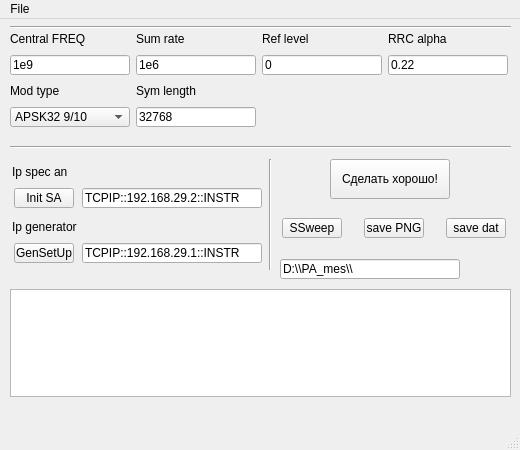
The window that design.ui (DSTHub/PA-DPD-testbench) describes before a commit, drawn with Qt 5.
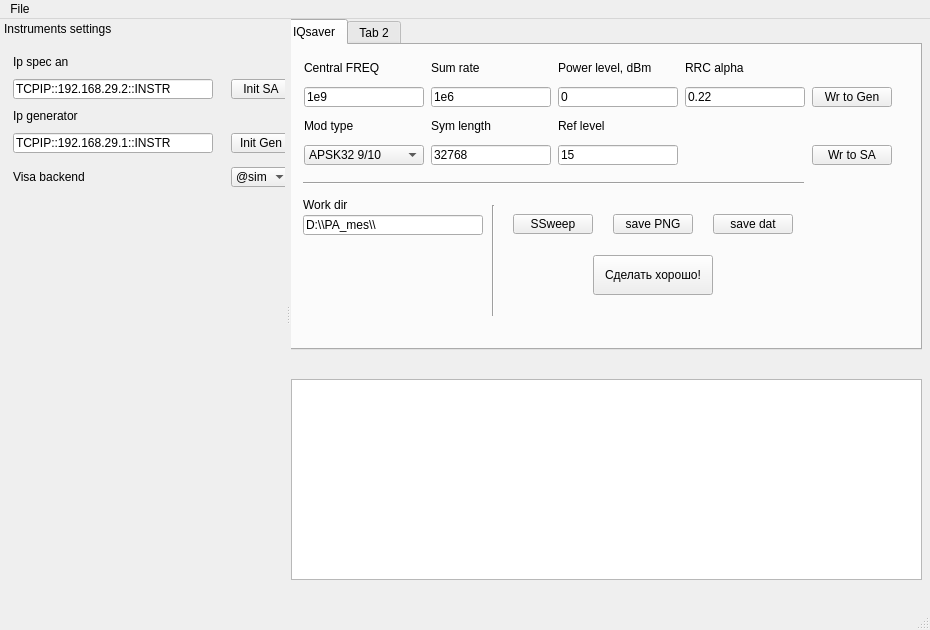
The same window after the commit.

Commit message:
New UI design, new connection logic
To do: console's control

What changed in the file:
```diff
--- a/design.ui
+++ b/design.ui
@@ -9,8 +9,8 @@
    <rect>
     <x>0</x>
     <y>0</y>
-    <width>520</width>
-    <height>450</height>
+    <width>930</width>
+    <height>630</height>
    </rect>
   </property>
   <property name="sizePolicy">
@@ -21,14 +21,8 @@
   </property>
   <property name="minimumSize">
    <size>
-    <width>520</width>
-    <height>450</height>
-   </size>
-  </property>
-  <property name="maximumSize">
-   <size>
-    <width>720</width>
-    <height>500</height>
+    <width>930</width>
+    <height>630</height>
    </size>
   </property>
   <property name="font">
@@ -43,607 +37,567 @@
    <string>PowerAmplifierTester</string>
   </property>
   <widget class="QWidget" name="centralwidget">
-   <widget class="QPlainTextEdit" name="plainTextEdit">
+   <widget class="QTabWidget" name="tabWidget">
     <property name="geometry">
      <rect>
-      <x>10</x>
-      <y>270</y>
-      <width>501</width>
-      <height>108</height>
-     </rect>
-    </property>
-   </widget>
-   <widget class="QWidget" name="layoutWidget">
-    <property name="geometry">
-     <rect>
-      <x>280</x>
-      <y>190</y>
-      <width>231</width>
-      <height>39</height>
-     </rect>
-    </property>
-    <layout class="QHBoxLayout" name="horizontalLayout_3">
-     <property name="spacing">
-      <number>20</number>
-     </property>
-     <property name="bottomMargin">
-      <number>0</number>
-     </property>
-     <item>
-      <widget class="QPushButton" name="ssweep_pushButton">
-       <property name="minimumSize">
-        <size>
-         <width>60</width>
-         <height>20</height>
-        </size>
-       </property>
-       <property name="maximumSize">
-        <size>
-         <width>60</width>
-         <height>20</height>
-        </size>
-       </property>
-       <property name="text">
-        <string>SSweep</string>
-       </property>
-      </widget>
-     </item>
-     <item>
-      <widget class="QPushButton" name="spng_pushButton">
-       <property name="minimumSize">
-        <size>
-         <width>60</width>
-         <height>20</height>
-        </size>
-       </property>
-       <property name="maximumSize">
-        <size>
-         <width>60</width>
-         <height>20</height>
-        </size>
-       </property>
-       <property name="text">
-        <string>save PNG</string>
-       </property>
-      </widget>
-     </item>
-     <item>
-      <widget class="QPushButton" name="sdat_pushButton">
-       <property name="minimumSize">
-        <size>
-         <width>60</width>
-         <height>20</height>
-        </size>
-       </property>
-       <property name="maximumSize">
-        <size>
-         <width>60</width>
-         <height>20</height>
-        </size>
-       </property>
-       <property name="text">
-        <string>save dat</string>
-       </property>
-      </widget>
-     </item>
-    </layout>
-   </widget>
-   <widget class="QLineEdit" name="saveDir_lineEdit">
-    <property name="geometry">
-     <rect>
-      <x>280</x>
-      <y>240</y>
-      <width>180</width>
-      <height>20</height>
-     </rect>
-    </property>
-    <property name="minimumSize">
-     <size>
-      <width>180</width>
-      <height>20</height>
-     </size>
-    </property>
-    <property name="maximumSize">
-     <size>
-      <width>180</width>
-      <height>20</height>
-     </size>
-    </property>
-    <property name="text">
-     <string>D:\\PA_mes\\</string>
-    </property>
-   </widget>
-   <widget class="QPushButton" name="alltest_pushButton">
-    <property name="geometry">
-     <rect>
-      <x>330</x>
-      <y>140</y>
-      <width>120</width>
-      <height>40</height>
-     </rect>
-    </property>
-    <property name="minimumSize">
-     <size>
-      <width>120</width>
-      <height>40</height>
-     </size>
-    </property>
-    <property name="maximumSize">
-     <size>
-      <width>120</width>
-      <height>40</height>
-     </size>
-    </property>
-    <property name="text">
-     <string>Сделать хорошо!</string>
-    </property>
-   </widget>
-   <widget class="QWidget" name="layoutWidget">
-    <property name="geometry">
-     <rect>
-      <x>12</x>
-      <y>140</y>
-      <width>252</width>
-      <height>108</height>
-     </rect>
-    </property>
-    <layout class="QVBoxLayout" name="verticalLayout_3">
-     <item>
-      <layout class="QVBoxLayout" name="verticalLayout_2">
-       <item>
-        <widget class="QLabel" name="sA_label">
-         <property name="minimumSize">
-          <size>
-           <width>120</width>
-           <height>20</height>
-          </size>
-         </property>
-         <property name="maximumSize">
-          <size>
-           <width>120</width>
-           <height>20</height>
-          </size>
-         </property>
-         <property name="text">
-          <string>Ip spec an</string>
-         </property>
-        </widget>
-       </item>
-       <item>
-        <layout class="QHBoxLayout" name="horizontalLayout_2">
-         <item>
-          <widget class="QPushButton" name="sA_pushButton">
-           <property name="minimumSize">
-            <size>
-             <width>60</width>
-             <height>20</height>
-            </size>
-           </property>
-           <property name="maximumSize">
-            <size>
-             <width>60</width>
-             <height>20</height>
-            </size>
-           </property>
-           <property name="text">
-            <string>Init SA</string>
-           </property>
-           <property name="iconSize">
-            <size>
-             <width>20</width>
-             <height>20</height>
-            </size>
-           </property>
-          </widget>
-         </item>
-         <item>
-          <widget class="QLineEdit" name="ipSA_lineEdit">
-           <property name="minimumSize">
-            <size>
-             <width>180</width>
-             <height>20</height>
-            </size>
-           </property>
-           <property name="maximumSize">
-            <size>
-             <width>180</width>
-             <height>20</height>
-            </size>
-           </property>
-           <property name="text">
-            <string>TCPIP::192.168.29.2::INSTR</string>
-           </property>
-          </widget>
-         </item>
-        </layout>
-       </item>
-      </layout>
-     </item>
-     <item>
-      <layout class="QVBoxLayout" name="verticalLayout">
-       <item>
-        <widget class="QLabel" name="Gen_label">
-         <property name="minimumSize">
-          <size>
-           <width>120</width>
-           <height>20</height>
-          </size>
-         </property>
-         <property name="maximumSize">
-          <size>
-           <width>120</width>
-           <height>20</height>
-          </size>
-         </property>
-         <property name="text">
-          <string>Ip generator</string>
-         </property>
-        </widget>
-       </item>
-       <item>
-        <layout class="QHBoxLayout" name="horizontalLayout">
-         <item>
-          <widget class="QPushButton" name="genSetUpsA_pushButton">
-           <property name="minimumSize">
-            <size>
-             <width>60</width>
-             <height>20</height>
-            </size>
-           </property>
-           <property name="maximumSize">
-            <size>
-             <width>60</width>
-             <height>20</height>
-            </size>
-           </property>
-           <property name="text">
-            <string>GenSetUp</string>
-           </property>
-           <property name="iconSize">
-            <size>
-             <width>20</width>
-             <height>20</height>
-            </size>
-           </property>
-          </widget>
-         </item>
-         <item>
-          <widget class="QLineEdit" name="ipGen_lineEdit">
-           <property name="minimumSize">
-            <size>
-             <width>180</width>
-             <height>20</height>
-            </size>
-           </property>
-           <property name="maximumSize">
-            <size>
-             <width>180</width>
-             <height>20</height>
-            </size>
-           </property>
-           <property name="text">
-            <string>TCPIP::192.168.29.1::INSTR</string>
-           </property>
-          </widget>
-         </item>
-        </layout>
-       </item>
-      </layout>
-     </item>
-    </layout>
-   </widget>
-   <widget class="Line" name="line">
-    <property name="geometry">
-     <rect>
-      <x>10</x>
-      <y>120</y>
-      <width>501</width>
-      <height>16</height>
-     </rect>
-    </property>
-    <property name="orientation">
-     <enum>Qt::Horizontal</enum>
-    </property>
-   </widget>
-   <widget class="Line" name="line_2">
-    <property name="geometry">
-     <rect>
-      <x>260</x>
-      <y>140</y>
-      <width>21</width>
-      <height>111</height>
-     </rect>
-    </property>
-    <property name="orientation">
-     <enum>Qt::Vertical</enum>
-    </property>
-   </widget>
-   <widget class="Line" name="line_3">
-    <property name="geometry">
-     <rect>
-      <x>10</x>
+      <x>-10</x>
       <y>0</y>
-      <width>501</width>
-      <height>16</height>
+      <width>641</width>
+      <height>331</height>
      </rect>
     </property>
-    <property name="orientation">
-     <enum>Qt::Horizontal</enum>
+    <property name="currentIndex">
+     <number>0</number>
     </property>
-   </widget>
-   <widget class="QWidget" name="layoutWidget">
-    <property name="geometry">
-     <rect>
-      <x>10</x>
-      <y>10</y>
-      <width>500</width>
-      <height>100</height>
-     </rect>
-    </property>
-    <layout class="QGridLayout" name="gridLayout">
-     <item row="3" column="0">
-      <widget class="QComboBox" name="modType_comboBox">
-       <property name="minimumSize">
-        <size>
-         <width>120</width>
-         <height>20</height>
-        </size>
+    <widget class="QWidget" name="IQsaver">
+     <attribute name="title">
+      <string>IQsaver</string>
+     </attribute>
+     <widget class="Line" name="line">
+      <property name="geometry">
+       <rect>
+        <x>20</x>
+        <y>130</y>
+        <width>501</width>
+        <height>16</height>
+       </rect>
+      </property>
+      <property name="orientation">
+       <enum>Qt::Horizontal</enum>
+      </property>
+     </widget>
+     <widget class="QWidget" name="layoutWidget">
+      <property name="geometry">
+       <rect>
+        <x>20</x>
+        <y>10</y>
+        <width>590</width>
+        <height>113</height>
+       </rect>
+      </property>
+      <layout class="QGridLayout" name="gridLayout">
+       <item row="0" column="1">
+        <widget class="QLabel" name="sumRate_label">
+         <property name="minimumSize">
+          <size>
+           <width>120</width>
+           <height>20</height>
+          </size>
+         </property>
+         <property name="maximumSize">
+          <size>
+           <width>120</width>
+           <height>20</height>
+          </size>
+         </property>
+         <property name="text">
+          <string>Sum rate</string>
+         </property>
+        </widget>
+       </item>
+       <item row="0" column="2">
+        <widget class="QLabel" name="powerLevellabel">
+         <property name="minimumSize">
+          <size>
+           <width>120</width>
+           <height>20</height>
+          </size>
+         </property>
+         <property name="maximumSize">
+          <size>
+           <width>120</width>
+           <height>20</height>
+          </size>
+         </property>
+         <property name="text">
+          <string>Power level, dBm</string>
+         </property>
+        </widget>
+       </item>
+       <item row="0" column="3">
+        <widget class="QLabel" name="alpha_label">
+         <property name="minimumSize">
+          <size>
+           <width>120</width>
+           <height>20</height>
+          </size>
+         </property>
+         <property name="maximumSize">
+          <size>
+           <width>120</width>
+           <height>20</height>
+          </size>
+         </property>
+         <property name="text">
+          <string>RRC alpha</string>
+         </property>
+        </widget>
+       </item>
+       <item row="3" column="1">
+        <widget class="QLineEdit" name="symLen_lineEdit">
+         <property name="minimumSize">
+          <size>
+           <width>120</width>
+           <height>20</height>
+          </size>
+         </property>
+         <property name="maximumSize">
+          <size>
+           <width>120</width>
+           <height>20</height>
+          </size>
+         </property>
+         <property name="text">
+          <string>32768</string>
+         </property>
+        </widget>
+       </item>
+       <item row="1" column="1">
+        <widget class="QLineEdit" name="sumRate_lineEdit">
+         <property name="minimumSize">
+          <size>
+           <width>120</width>
+           <height>20</height>
+          </size>
+         </property>
+         <property name="maximumSize">
+          <size>
+           <width>120</width>
+           <height>20</height>
+          </size>
+         </property>
+         <property name="text">
+          <string>1e6</string>
+         </property>
+        </widget>
+       </item>
+       <item row="3" column="0">
+        <widget class="QComboBox" name="modType_comboBox">
+         <property name="minimumSize">
+          <size>
+           <width>120</width>
+           <height>20</height>
+          </size>
+         </property>
+         <property name="maximumSize">
+          <size>
+           <width>120</width>
+           <height>20</height>
+          </size>
+         </property>
+         <property name="currentIndex">
+          <number>0</number>
+         </property>
+         <property name="maxVisibleItems">
+          <number>2</number>
+         </property>
+         <property name="maxCount">
+          <number>2</number>
+         </property>
+         <item>
+          <property name="text">
+           <string>APSK32 9/10</string>
+          </property>
+         </item>
+         <item>
+          <property name="text">
+           <string>QPSK</string>
+          </property>
+         </item>
+        </widget>
+       </item>
+       <item row="2" column="0">
+        <widget class="QLabel" name="modType_label">
+         <property name="minimumSize">
+          <size>
+           <width>120</width>
+           <height>20</height>
+          </size>
+         </property>
+         <property name="maximumSize">
+          <size>
+           <width>120</width>
+           <height>20</height>
+          </size>
+         </property>
+         <property name="text">
+          <string>Mod type</string>
+         </property>
+        </widget>
+       </item>
+       <item row="1" column="2">
+        <widget class="QLineEdit" name="powerLevel_lineEdit">
+         <property name="minimumSize">
+          <size>
+           <width>120</width>
+           <height>20</height>
+          </size>
+         </property>
+         <property name="maximumSize">
+          <size>
+           <width>120</width>
+           <height>20</height>
+          </size>
+         </property>
+         <property name="text">
+          <string>0</string>
+         </property>
+        </widget>
+       </item>
+       <item row="0" column="0">
+        <widget class="QLabel" name="cf_label">
+         <property name="minimumSize">
+          <size>
+           <width>120</width>
+           <height>20</height>
+          </size>
+         </property>
+         <property name="maximumSize">
+          <size>
+           <width>120</width>
+           <height>20</height>
+          </size>
+         </property>
+         <property name="text">
+          <string>Central FREQ</string>
+         </property>
+        </widget>
+       </item>
+       <item row="2" column="1">
+        <widget class="QLabel" name="symLen_label">
+         <property name="minimumSize">
+          <size>
+           <width>120</width>
+           <height>20</height>
+          </size>
+         </property>
+         <property name="maximumSize">
+          <size>
+           <width>120</width>
+           <height>20</height>
+          </size>
+         </property>
+         <property name="text">
+          <string>Sym length</string>
+         </property>
+        </widget>
+       </item>
+       <item row="1" column="0">
+        <widget class="QLineEdit" name="cf_lineEdit">
+         <property name="minimumSize">
+          <size>
+           <width>120</width>
+           <height>20</height>
+          </size>
+         </property>
+         <property name="maximumSize">
+          <size>
+           <width>120</width>
+           <height>20</height>
+          </size>
+         </property>
+         <property name="text">
+          <string>1e9</string>
+         </property>
+        </widget>
+       </item>
+       <item row="1" column="3">
+        <widget class="QLineEdit" name="alpha_lineEdit">
+         <property name="minimumSize">
+          <size>
+           <width>120</width>
+           <height>20</height>
+          </size>
+         </property>
+         <property name="maximumSize">
+          <size>
+           <width>120</width>
+           <height>20</height>
+          </size>
+         </property>
+         <property name="text">
+          <string>0.22</string>
+         </property>
+        </widget>
+       </item>
+       <item row="2" column="2">
+        <widget class="QLabel" name="refLevellabel">
+         <property name="minimumSize">
+          <size>
+           <width>120</width>
+           <height>20</height>
+          </size>
+         </property>
+         <property name="maximumSize">
+          <size>
+           <width>120</width>
+           <height>20</height>
+          </size>
+         </property>
+         <property name="text">
+          <string>Ref level</string>
+         </property>
+        </widget>
+       </item>
+       <item row="3" column="2">
+        <widget class="QLineEdit" name="refLevel_lineEdit">
+         <property name="minimumSize">
+          <size>
+           <width>120</width>
+           <height>20</height>
+          </size>
+         </property>
+         <property name="maximumSize">
+          <size>
+           <width>120</width>
+           <height>20</height>
+          </size>
+         </property>
+         <property name="text">
+          <string>15</string>
+         </property>
+        </widget>
+       </item>
+       <item row="1" column="4">
+        <widget class="QPushButton" name="wrParGen_pushButton">
+         <property name="minimumSize">
+          <size>
+           <width>80</width>
+           <height>20</height>
+          </size>
+         </property>
+         <property name="maximumSize">
+          <size>
+           <width>60</width>
+           <height>20</height>
+          </size>
+         </property>
+         <property name="text">
+          <string>Wr to Gen</string>
+         </property>
+         <property name="iconSize">
+          <size>
+           <width>20</width>
+           <height>20</height>
+          </size>
+         </property>
+        </widget>
+       </item>
+       <item row="3" column="4">
+        <widget class="QPushButton" name="wrParAn_pushButton">
+         <property name="minimumSize">
+          <size>
+           <width>80</width>
+           <height>20</height>
+          </size>
+         </property>
+         <property name="maximumSize">
+          <size>
+           <width>60</width>
+           <height>20</height>
+          </size>
+         </property>
+         <property name="text">
+          <string>Wr to SA</string>
+         </property>
+         <property name="iconSize">
+          <size>
+           <width>20</width>
+           <height>20</height>
+          </size>
+         </property>
+        </widget>
+       </item>
+      </layout>
+     </widget>
+     <widget class="QPushButton" name="alltest_pushButton">
+      <property name="geometry">
+       <rect>
+        <x>310</x>
+        <y>210</y>
+        <width>120</width>
+        <height>40</height>
+       </rect>
+      </property>
+      <property name="minimumSize">
+       <size>
+        <width>120</width>
+        <height>40</height>
+       </size>
+      </property>
+      <property name="maximumSize">
+       <size>
+        <width>120</width>
+        <height>40</height>
+       </size>
+      </property>
+      <property name="text">
+       <string>Сделать хорошо!</string>
+      </property>
+     </widget>
+     <widget class="QWidget" name="layoutWidget">
+      <property name="geometry">
+       <rect>
+        <x>230</x>
+        <y>160</y>
+        <width>282</width>
+        <height>39</height>
+       </rect>
+      </property>
+      <layout class="QHBoxLayout" name="horizontalLayout_3">
+       <property name="spacing">
+        <number>20</number>
        </property>
-       <property name="maximumSize">
-        <size>
-         <width>120</width>
-         <height>20</height>
-        </size>
-       </property>
-       <property name="currentIndex">
+       <property name="bottomMargin">
         <number>0</number>
        </property>
-       <property name="maxVisibleItems">
-        <number>2</number>
-       </property>
-       <property name="maxCount">
-        <number>2</number>
-       </property>
        <item>
-        <property name="text">
-         <string>APSK32 9/10</string>
-        </property>
+        <widget class="QPushButton" name="ssweep_pushButton">
+         <property name="minimumSize">
+          <size>
+           <width>80</width>
+           <height>20</height>
+          </size>
+         </property>
+         <property name="maximumSize">
+          <size>
+           <width>60</width>
+           <height>20</height>
+          </size>
+         </property>
+         <property name="text">
+          <string>SSweep</string>
+         </property>
+        </widget>
        </item>
        <item>
-        <property name="text">
-         <string>QPSK</string>
-        </property>
+        <widget class="QPushButton" name="spng_pushButton">
+         <property name="minimumSize">
+          <size>
+           <width>80</width>
+           <height>20</height>
+          </size>
+         </property>
+         <property name="maximumSize">
+          <size>
+           <width>60</width>
+           <height>20</height>
+          </size>
+         </property>
+         <property name="text">
+          <string>save PNG</string>
+         </property>
+        </widget>
        </item>
-      </widget>
-     </item>
-     <item row="2" column="1">
-      <widget class="QLabel" name="symLen_label">
-       <property name="minimumSize">
-        <size>
-         <width>120</width>
-         <height>20</height>
-        </size>
-       </property>
-       <property name="maximumSize">
-        <size>
-         <width>120</width>
-         <height>20</height>
-        </size>
-       </property>
-       <property name="text">
-        <string>Sym length</string>
-       </property>
-      </widget>
-     </item>
-     <item row="3" column="1">
-      <widget class="QLineEdit" name="symLen_lineEdit">
-       <property name="minimumSize">
-        <size>
-         <width>120</width>
-         <height>20</height>
-        </size>
-       </property>
-       <property name="maximumSize">
-        <size>
-         <width>120</width>
-         <height>20</height>
-        </size>
-       </property>
-       <property name="text">
-        <string>32768</string>
-       </property>
-      </widget>
-     </item>
-     <item row="0" column="2">
-      <widget class="QLabel" name="refLevellabel">
-       <property name="minimumSize">
-        <size>
-         <width>120</width>
-         <height>20</height>
-        </size>
-       </property>
-       <property name="maximumSize">
-        <size>
-         <width>120</width>
-         <height>20</height>
-        </size>
-       </property>
-       <property name="text">
-        <string>Ref level</string>
-       </property>
-      </widget>
-     </item>
-     <item row="0" column="3">
-      <widget class="QLabel" name="alpha_label">
-       <property name="minimumSize">
-        <size>
-         <width>120</width>
-         <height>20</height>
-        </size>
-       </property>
-       <property name="maximumSize">
-        <size>
-         <width>120</width>
-         <height>20</height>
-        </size>
-       </property>
-       <property name="text">
-        <string>RRC alpha</string>
-       </property>
-      </widget>
-     </item>
-     <item row="1" column="1">
-      <widget class="QLineEdit" name="sumRate_lineEdit">
-       <property name="minimumSize">
-        <size>
-         <width>120</width>
-         <height>20</height>
-        </size>
-       </property>
-       <property name="maximumSize">
-        <size>
-         <width>120</width>
-         <height>20</height>
-        </size>
-       </property>
-       <property name="text">
-        <string>1e6</string>
-       </property>
-      </widget>
-     </item>
-     <item row="1" column="2">
-      <widget class="QLineEdit" name="refLevel_lineEdit">
-       <property name="minimumSize">
-        <size>
-         <width>120</width>
-         <height>20</height>
-        </size>
-       </property>
-       <property name="maximumSize">
-        <size>
-         <width>120</width>
-         <height>20</height>
-        </size>
-       </property>
-       <property name="text">
-        <string>0</string>
-       </property>
-      </widget>
-     </item>
-     <item row="1" column="3">
-      <widget class="QLineEdit" name="alpha_lineEdit">
-       <property name="minimumSize">
-        <size>
-         <width>120</width>
-         <height>20</height>
-        </size>
-       </property>
-       <property name="maximumSize">
-        <size>
-         <width>120</width>
-         <height>20</height>
-        </size>
-       </property>
-       <property name="text">
-        <string>0.22</string>
-       </property>
-      </widget>
-     </item>
-     <item row="2" column="0">
-      <widget class="QLabel" name="modType_label">
-       <property name="minimumSize">
-        <size>
-         <width>120</width>
-         <height>20</height>
-        </size>
-       </property>
-       <property name="maximumSize">
-        <size>
-         <width>120</width>
-         <height>20</height>
-        </size>
-       </property>
-       <property name="text">
-        <string>Mod type</string>
-       </property>
-      </widget>
-     </item>
-     <item row="1" column="0">
-      <widget class="QLineEdit" name="cf_lineEdit">
-       <property name="minimumSize">
-        <size>
-         <width>120</width>
-         <height>20</height>
-        </size>
-       </property>
-       <property name="maximumSize">
-        <size>
-         <width>120</width>
-         <height>20</height>
-        </size>
-       </property>
-       <property name="text">
-        <string>1e9</string>
-       </property>
-      </widget>
-     </item>
-     <item row="0" column="0">
-      <widget class="QLabel" name="cf_label">
-       <property name="minimumSize">
-        <size>
-         <width>120</width>
-         <height>20</height>
-        </size>
-       </property>
-       <property name="maximumSize">
-        <size>
-         <width>120</width>
-         <height>20</height>
-        </size>
-       </property>
-       <property name="text">
-        <string>Central FREQ</string>
-       </property>
-      </widget>
-     </item>
-     <item row="0" column="1">
-      <widget class="QLabel" name="sumRate_label">
-       <property name="minimumSize">
-        <size>
-         <width>120</width>
-         <height>20</height>
-        </size>
-       </property>
-       <property name="maximumSize">
-        <size>
-         <width>120</width>
-         <height>20</height>
-        </size>
-       </property>
-       <property name="text">
-        <string>Sum rate</string>
-       </property>
-      </widget>
-     </item>
-    </layout>
+       <item>
+        <widget class="QPushButton" name="sdat_pushButton">
+         <property name="minimumSize">
+          <size>
+           <width>80</width>
+           <height>20</height>
+          </size>
+         </property>
+         <property name="maximumSize">
+          <size>
+           <width>60</width>
+           <height>20</height>
+          </size>
+         </property>
+         <property name="text">
+          <string>save dat</string>
+         </property>
+        </widget>
+       </item>
+      </layout>
+     </widget>
+     <widget class="QLineEdit" name="saveDir_lineEdit">
+      <property name="geometry">
+       <rect>
+        <x>20</x>
+        <y>170</y>
+        <width>180</width>
+        <height>20</height>
+       </rect>
+      </property>
+      <property name="minimumSize">
+       <size>
+        <width>180</width>
+        <height>20</height>
+       </size>
+      </property>
+      <property name="maximumSize">
+       <size>
+        <width>180</width>
+        <height>20</height>
+       </size>
+      </property>
+      <property name="text">
+       <string>D:\\PA_mes\\</string>
+      </property>
+     </widget>
+     <widget class="QLabel" name="cf_label_2">
+      <property name="geometry">
+       <rect>
+        <x>20</x>
+        <y>150</y>
+        <width>120</width>
+        <height>20</height>
+       </rect>
+      </property>
+      <property name="minimumSize">
+       <size>
+        <width>120</width>
+        <height>20</height>
+       </size>
+      </property>
+      <property name="maximumSize">
+       <size>
+        <width>120</width>
+        <height>20</height>
+       </size>
+      </property>
+      <property name="text">
+       <string>Work dir</string>
+      </property>
+     </widget>
+     <widget class="Line" name="line_2">
+      <property name="geometry">
+       <rect>
+        <x>200</x>
+        <y>160</y>
+        <width>21</width>
+        <height>111</height>
+       </rect>
+      </property>
+      <property name="orientation">
+       <enum>Qt::Vertical</enum>
+      </property>
+     </widget>
+    </widget>
+    <widget class="QWidget" name="tab_2">
+     <attribute name="title">
+      <string>Tab 2</string>
+     </attribute>
+    </widget>
    </widget>
-   <zorder>layoutWidget</zorder>
-   <zorder>plainTextEdit</zorder>
-   <zorder>layoutWidget</zorder>
-   <zorder>layoutWidget</zorder>
-   <zorder>saveDir_lineEdit</zorder>
-   <zorder>alltest_pushButton</zorder>
-   <zorder>line</zorder>
-   <zorder>line_2</zorder>
-   <zorder>line_3</zorder>
+   <widget class="QPlainTextEdit" name="plainTextEdit">
+    <property name="geometry">
+     <rect>
+      <x>0</x>
+      <y>360</y>
+      <width>631</width>
+      <height>201</height>
+     </rect>
+    </property>
+   </widget>
   </widget>
   <widget class="QMenuBar" name="menubar">
    <property name="geometry">
     <rect>
      <x>0</x>
      <y>0</y>
-     <width>520</width>
-     <height>21</height>
+     <width>930</width>
+     <height>26</height>
     </rect>
    </property>
    <widget class="QMenu" name="menu12">
@@ -657,6 +611,274 @@
    <addaction name="menu12"/>
   </widget>
   <widget class="QStatusBar" name="statusbar"/>
+  <widget class="QDockWidget" name="dockWidget">
+   <property name="minimumSize">
+    <size>
+     <width>285</width>
+     <height>44</height>
+    </size>
+   </property>
+   <property name="maximumSize">
+    <size>
+     <width>500</width>
+     <height>524287</height>
+    </size>
+   </property>
+   <property name="accessibleName">
+    <string/>
+   </property>
+   <property name="features">
+    <set>QDockWidget::NoDockWidgetFeatures</set>
+   </property>
+   <property name="allowedAreas">
+    <set>Qt::NoDockWidgetArea</set>
+   </property>
+   <property name="windowTitle">
+    <string>Instruments settings</string>
+   </property>
+   <attribute name="dockWidgetArea">
+    <number>1</number>
+   </attribute>
+   <widget class="QWidget" name="dockWidgetContents">
+    <widget class="QWidget" name="">
+     <property name="geometry">
+      <rect>
+       <x>13</x>
+       <y>13</y>
+       <width>278</width>
+       <height>142</height>
+      </rect>
+     </property>
+     <layout class="QVBoxLayout" name="verticalLayout">
+      <item>
+       <widget class="QLabel" name="sA_label">
+        <property name="minimumSize">
+         <size>
+          <width>120</width>
+          <height>20</height>
+         </size>
+        </property>
+        <property name="maximumSize">
+         <size>
+          <width>120</width>
+          <height>20</height>
+         </size>
+        </property>
+        <property name="text">
+         <string>Ip spec an</string>
+        </property>
+       </widget>
+      </item>
+      <item>
+       <layout class="QHBoxLayout" name="horizontalLayout_2">
+        <item>
+         <widget class="QLineEdit" name="ipSA_lineEdit">
+          <property name="minimumSize">
+           <size>
+            <width>200</width>
+            <height>20</height>
+           </size>
+          </property>
+          <property name="maximumSize">
+           <size>
+            <width>180</width>
+            <height>20</height>
+           </size>
+          </property>
+          <property name="text">
+           <string>TCPIP::192.168.29.2::INSTR</string>
+          </property>
+         </widget>
+        </item>
+        <item>
+         <spacer name="horizontalSpacer_3">
+          <property name="orientation">
+           <enum>Qt::Horizontal</enum>
+          </property>
+          <property name="sizeHint" stdset="0">
+           <size>
+            <width>40</width>
+            <height>20</height>
+           </size>
+          </property>
+         </spacer>
+        </item>
+        <item>
+         <widget class="QPushButton" name="initSa_pushButton">
+          <property name="minimumSize">
+           <size>
+            <width>60</width>
+            <height>20</height>
+           </size>
+          </property>
+          <property name="maximumSize">
+           <size>
+            <width>60</width>
+            <height>20</height>
+           </size>
+          </property>
+          <property name="text">
+           <string>Init SA</string>
+          </property>
+          <property name="iconSize">
+           <size>
+            <width>20</width>
+            <height>20</height>
+           </size>
+          </property>
+         </widget>
+        </item>
+       </layout>
+      </item>
+      <item>
+       <widget class="QLabel" name="Gen_label">
+        <property name="minimumSize">
+         <size>
+          <width>120</width>
+          <height>20</height>
+         </size>
+        </property>
+        <property name="maximumSize">
+         <size>
+          <width>120</width>
+          <height>20</height>
+         </size>
+        </property>
+        <property name="text">
+         <string>Ip generator</string>
+        </property>
+       </widget>
+      </item>
+      <item>
+       <layout class="QHBoxLayout" name="horizontalLayout">
+        <item>
+         <widget class="QLineEdit" name="ipGen_lineEdit">
+          <property name="minimumSize">
+           <size>
+            <width>200</width>
+            <height>20</height>
+           </size>
+          </property>
+          <property name="maximumSize">
+           <size>
+            <width>180</width>
+            <height>20</height>
+           </size>
+          </property>
+          <property name="text">
+           <string>TCPIP::192.168.29.1::INSTR</string>
+          </property>
+         </widget>
+        </item>
+        <item>
+         <spacer name="horizontalSpacer_2">
+          <property name="orientation">
+           <enum>Qt::Horizontal</enum>
+          </property>
+          <property name="sizeHint" stdset="0">
+           <size>
+            <width>40</width>
+            <height>20</height>
+           </size>
+          </property>
+         </spacer>
+        </item>
+        <item>
+         <widget class="QPushButton" name="initGen_pushButton">
+          <property name="minimumSize">
+           <size>
+            <width>60</width>
+            <height>20</height>
+           </size>
+          </property>
+          <property name="maximumSize">
+           <size>
+            <width>60</width>
+            <height>20</height>
+           </size>
+          </property>
+          <property name="text">
+           <string>Init Gen</string>
+          </property>
+          <property name="iconSize">
+           <size>
+            <width>20</width>
+            <height>20</height>
+           </size>
+          </property>
+         </widget>
+        </item>
+       </layout>
+      </item>
+      <item>
+       <layout class="QHBoxLayout" name="horizontalLayout_4">
+        <property name="topMargin">
+         <number>7</number>
+        </property>
+        <item>
+         <widget class="QLabel" name="backend_label">
+          <property name="minimumSize">
+           <size>
+            <width>120</width>
+            <height>20</height>
+           </size>
+          </property>
+          <property name="maximumSize">
+           <size>
+            <width>120</width>
+            <height>20</height>
+           </size>
+          </property>
+          <property name="text">
+           <string>Visa backend</string>
+          </property>
+         </widget>
+        </item>
+        <item>
+         <spacer name="horizontalSpacer">
+          <property name="orientation">
+           <enum>Qt::Horizontal</enum>
+          </property>
+          <property name="sizeHint" stdset="0">
+           <size>
+            <width>40</width>
+            <height>20</height>
+           </size>
+          </property>
+         </spacer>
+        </item>
+        <item>
+         <widget class="QComboBox" name="backendComboBox">
+          <property name="minimumSize">
+           <size>
+            <width>60</width>
+            <height>20</height>
+           </size>
+          </property>
+          <property name="maximumSize">
+           <size>
+            <width>60</width>
+            <height>20</height>
+           </size>
+          </property>
+          <item>
+           <property name="text">
+            <string>@sim</string>
+           </property>
+          </item>
+          <item>
+           <property name="text">
+            <string>@ni</string>
+           </property>
+          </item>
+         </widget>
+        </item>
+       </layout>
+      </item>
+     </layout>
+    </widget>
+   </widget>
+  </widget>
   <action name="actionOpen">
    <property name="text">
     <string>Open</string>
```
Left out of the diff: 3 changed lines with no effect on the pictures. The commit also changes 2 other files.
